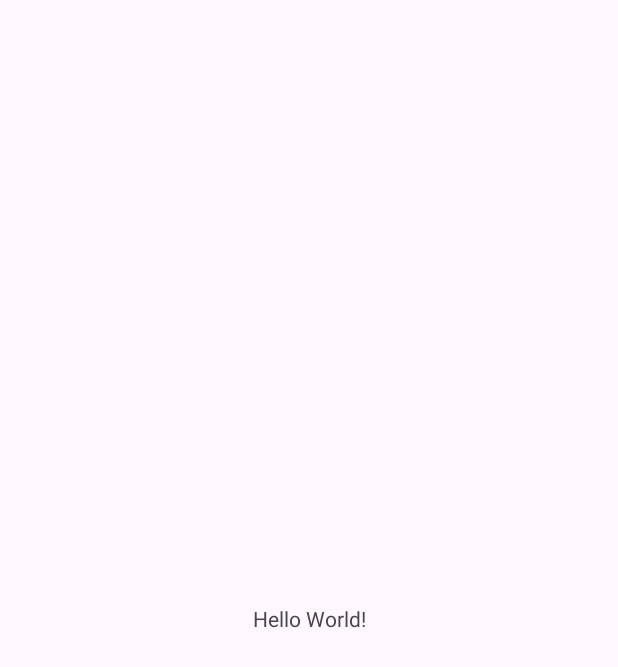
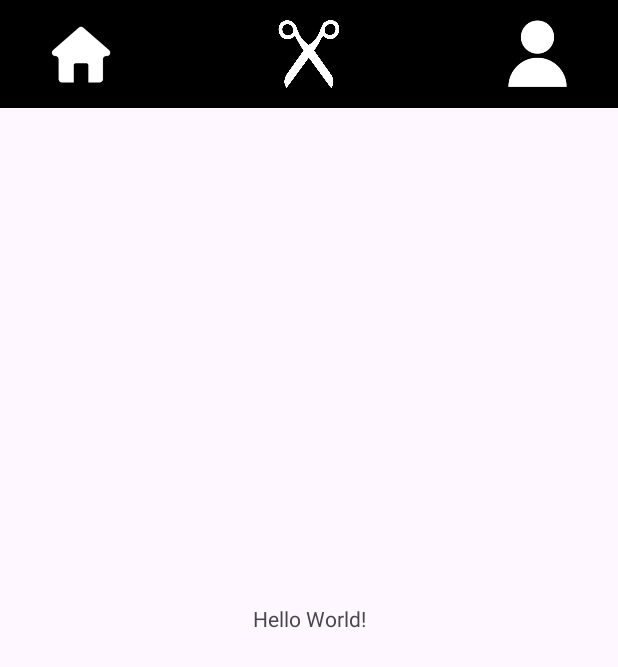
Before and after one commit to KiwiBunnyLuv/barbersync_mobile, an Android app: the screen it shows after launch (MainActivity), on a phone screen of 412 x 824 dp. Before the commit the part shown is almost empty. Shown: the top 667 px of the screen. Run offline under Robolectric (Android 15) with nearby library versions, the phone set to English and light mode, and no system bars.

Commit message:
first commit

```diff
--- a/app/src/main/res/layout/activity_main.xml
+++ b/app/src/main/res/layout/activity_main.xml
@@ -15,5 +15,5 @@
         app:layout_constraintEnd_toEndOf="parent"
         app:layout_constraintStart_toStartOf="parent"
         app:layout_constraintTop_toTopOf="parent" />
-
+    <include layout="@layout/navbar" />
 </androidx.constraintlayout.widget.ConstraintLayout>
--- /dev/null
+++ b/app/src/main/res/layout/navbar.xml
@@ -0,0 +1,39 @@
+<?xml version="1.0" encoding="utf-8"?>
+<LinearLayout
+    xmlns:android="http://schemas.android.com/apk/res/android"
+    android:layout_width="match_parent"
+    android:layout_height="72dp"
+    android:background="#000000"
+    android:orientation="horizontal"
+    android:gravity="center">
+
+    <ImageButton
+        android:id="@+id/nav_home"
+        android:layout_width="0dp"
+        android:layout_height="match_parent"
+        android:layout_weight="1"
+        android:background="?attr/selectableItemBackground"
+        android:src="@drawable/home"
+        android:tint="#FFFFFF"
+        android:scaleType="centerInside" />
+
+    <ImageButton
+        android:id="@+id/nav_scissors"
+        android:layout_width="90dp"
+        android:layout_height="45dp"
+        android:layout_weight="1"
+        android:background="?attr/selectableItemBackground"
+        android:scaleType="centerInside"
+        android:src="@drawable/scissors_01"
+        android:tint="#FFFFFF" />
+
+    <ImageButton
+        android:id="@+id/nav_profile"
+        android:layout_width="0dp"
+        android:layout_height="55dp"
+        android:layout_weight="1"
+        android:background="?attr/selectableItemBackground"
+        android:scaleType="centerInside"
+        android:src="@drawable/profile"
+        android:tint="#FFFFFF" />
+</LinearLayout>
```
Also changed, not shown: app/src/main/res/drawable/home.png (added), app/src/main/res/drawable/profile.png (added), app/src/main/res/drawable/scissors_01.png (added), app/src/main/res/scissos/scissors_01.png (added).
